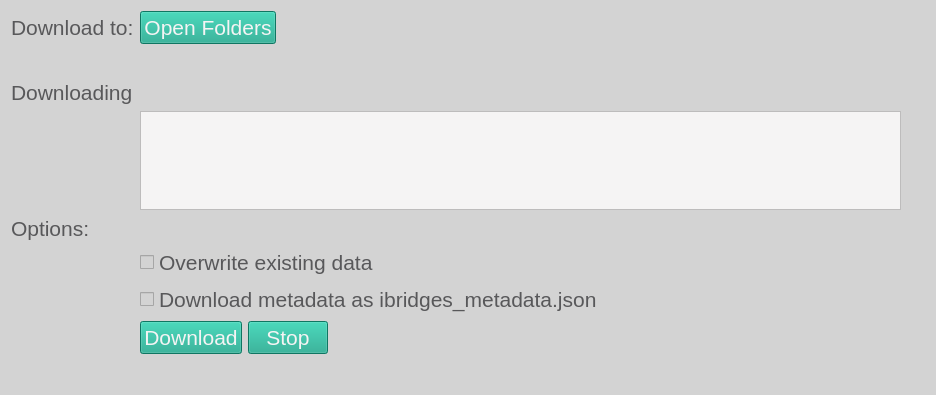
The window that ibridgesgui/ui_files/downloadData.ui (iBridges-for-iRODS/iBridges-GUI) describes before a commit, drawn with Qt 5.
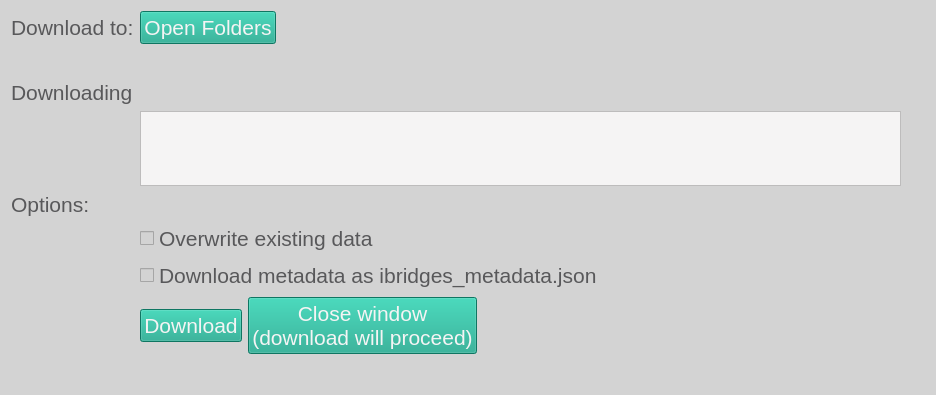
The same window after the commit.

Commit message: Add close window while transfer

Diff of the .ui file:
```diff
--- a/ibridgesgui/ui_files/downloadData.ui
+++ b/ibridgesgui/ui_files/downloadData.ui
@@ -64,7 +64,8 @@
      <item>
       <widget class="QPushButton" name="stop_button">
        <property name="text">
-        <string>Stop</string>
+        <string>Close window 
+(download will proceed)</string>
        </property>
       </widget>
      </item>
```
Left out of the diff: 2 changed lines with no effect on the pictures. The commit also changes 2 other files.
